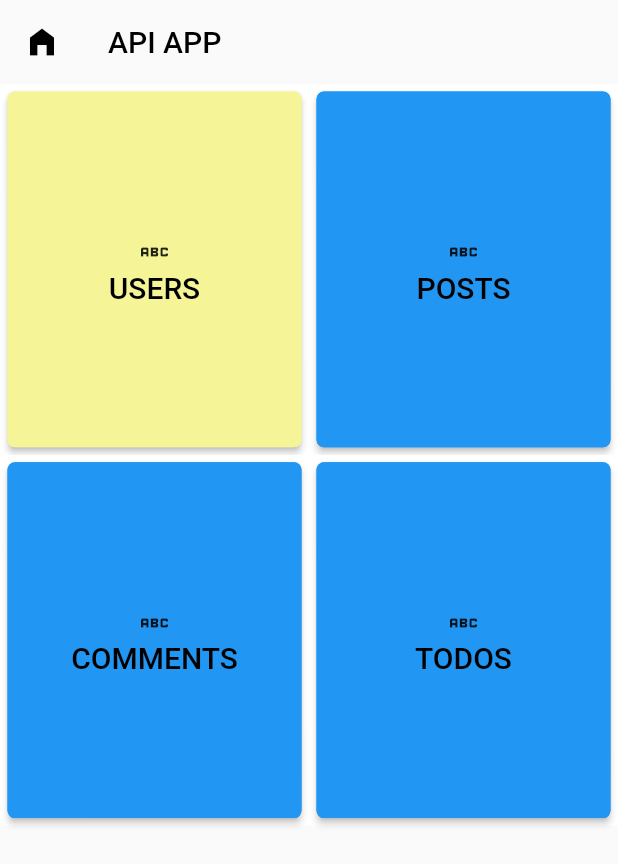
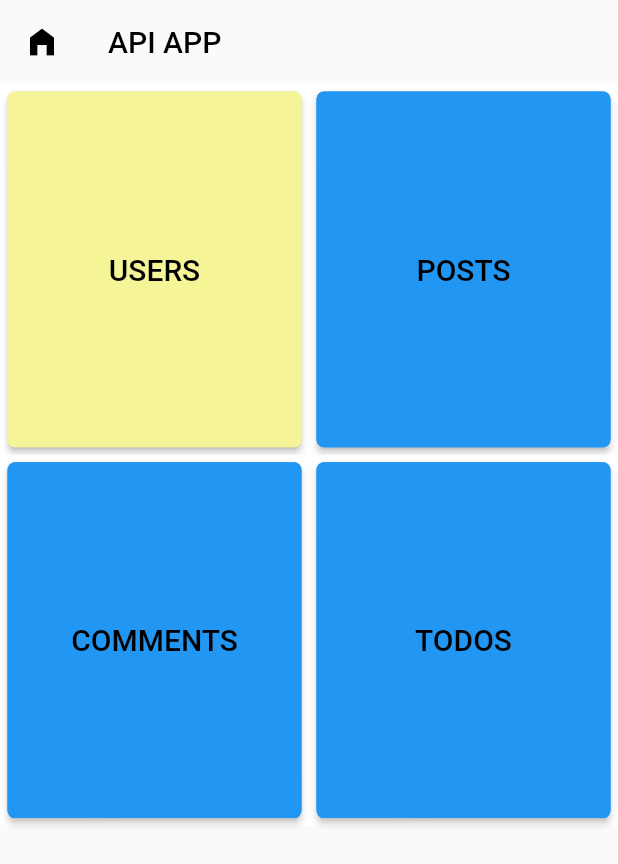
Before and after one commit to mchien2002/Simple_API_DIO, a Flutter app: the screen it shows after launch, on a phone screen of 412 x 824 dp. Shown: the top 864 px of the screen. Run offline on Flutter 3.47's test engine with Material 2 defaults, Android fonts, the phone set to English and light mode, and no system bars; our stand-ins replace dio.

Commit message:
update layout

```diff
--- a/lib/screens/main_screen.dart
+++ b/lib/screens/main_screen.dart
@@ -61,8 +61,7 @@ class _MainScreenState extends State<MainScreen> {
           mainAxisAlignment: MainAxisAlignment.center,
           // ignore: prefer_const_literals_to_create_immutables
           children: [
-          const Icon(Icons.abc),
-          Text(btnText, style: const TextStyle(fontSize: 20, color: Colors.black),),
+            Text(btnText, style: const TextStyle(fontSize: 20, color: Colors.black),),
         ],)
       ),
     );
```
